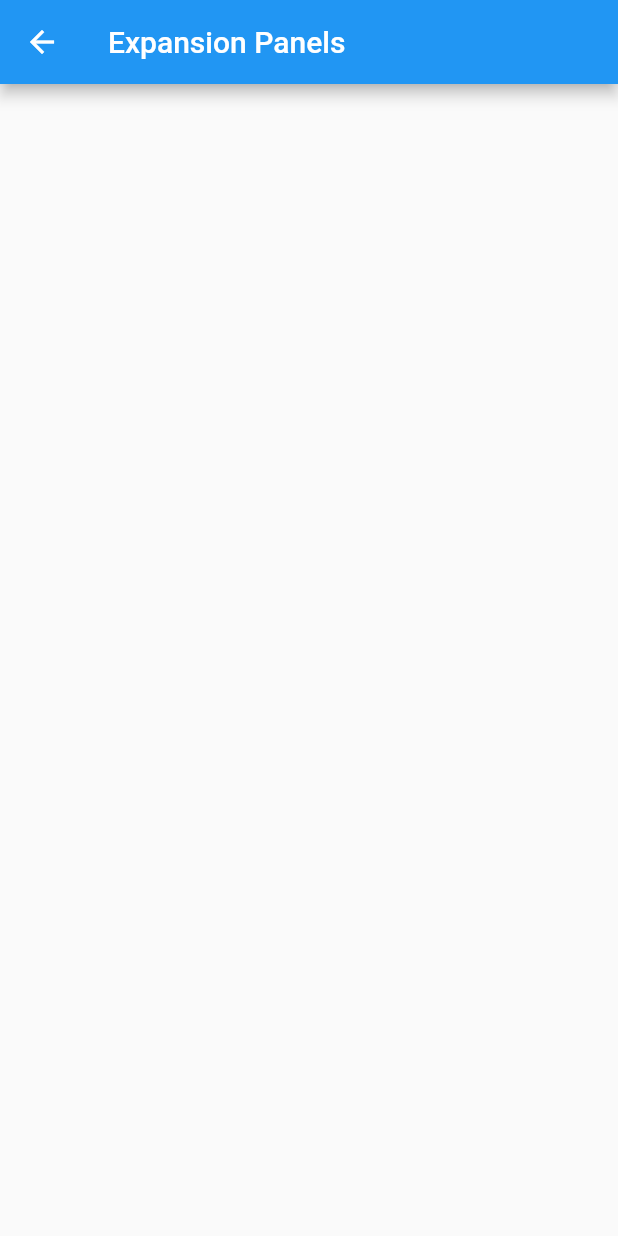
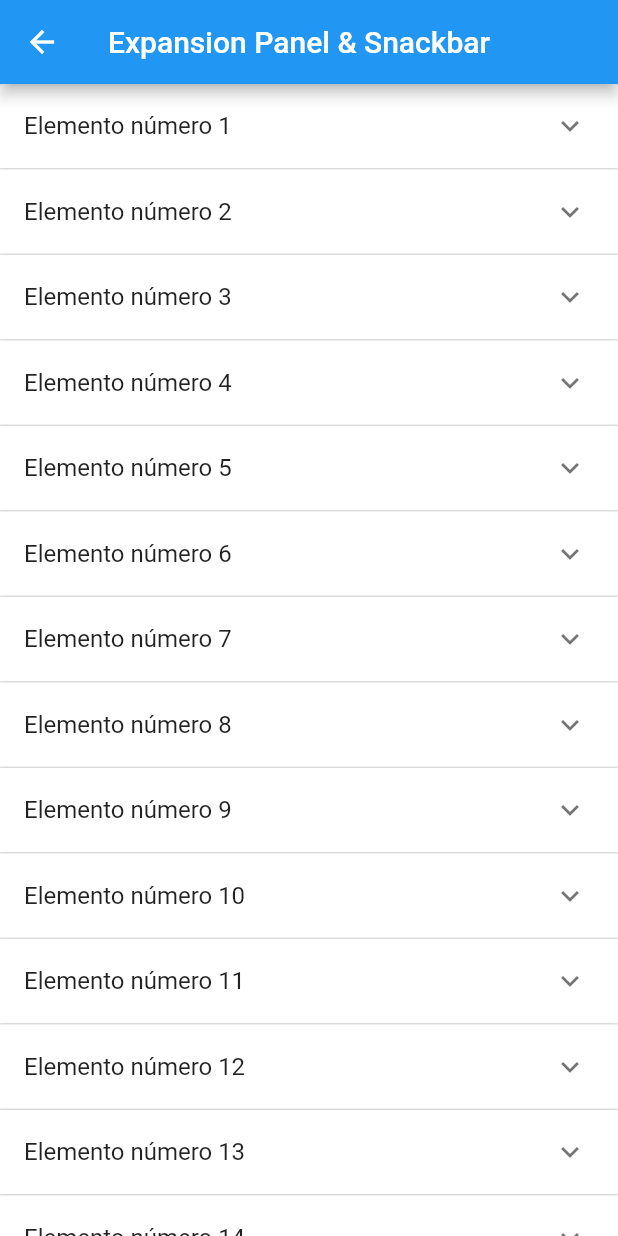
Before and after one commit to lizarragadev/AFD-200-Cognos, a Flutter app: the ExpansionPanelScreen screen opened by its route, on a phone screen of 412 x 824 dp. Run offline on Flutter 3.47's test engine with Material 2 defaults, Android fonts, the phone set to English and light mode, and no system bars; our stand-ins replace webview_flutter; missing offline and left inert: grouped_buttons_ns.

Commit message:
Add final code lesson 8

```diff
--- a/lesson08/lib/src/screens/expansion_panel_screen.dart
+++ b/lesson08/lib/src/screens/expansion_panel_screen.dart
@@ -7,14 +7,98 @@ class ExpansionPanelScreen extends StatefulWidget {
   _ExpansionPanelScreenState createState() => _ExpansionPanelScreenState();
 }
 
+class Item {
+  String title;
+  String description;
+  bool isExpanded;
+  Item(
+      {required this.title,
+      required this.description,
+      this.isExpanded = false});
+}
+
 class _ExpansionPanelScreenState extends State<ExpansionPanelScreen> {
+  final List<Item> data = List<Item>.generate(15, (index) {
+    return Item(
+        title: "Elemento número ${index + 1}",
+        description:
+            "Esta es una descripcion que ira en la parte expandida de nuestro Item en una lista");
+  });
+
   @override
   Widget build(BuildContext context) {
     return Scaffold(
       appBar: AppBar(
-        title: const Text('Expansion Panels'),
+        title: const Text("Expansion Panel & Snackbar"),
       ),
-      body: Container(),
+      body: creaListaExpandible(),
     );
   }
+
+  Widget creaListaExpandible() {
+    return ListView(
+      children: [
+        ExpansionPanelList(
+            children: data.map((item) {
+              return ExpansionPanel(
+                isExpanded: item.isExpanded,
+                headerBuilder: (context, isExpanded) {
+                  return ListTile(
+                    title: Text(item.title),
+                    onTap: () {
+                      ScaffoldMessenger.of(context)
+                          .showSnackBar(mySnackbar("Registro exitoso"));
+                    },
+                  );
+                },
+                body: Padding(
+                  padding: const EdgeInsets.only(bottom: 10),
+                  child: ListTile(
+                    title: Text(item.description),
+                    subtitle: const Text("Esta es la descripcion subtitulo"),
+                    trailing: IconButton(
+                      icon: const Icon(Icons.delete),
+                      onPressed: () {
+                        setState(() {
+                          data.remove(item);
+                        });
+                      },
+                    ),
+                  ),
+                ),
+              );
+            }).toList(),
+            expansionCallback: (index, bool isExpanded) {
+              setState(() {
+                data[index].isExpanded = !data[index].isExpanded;
+              });
+            })
+      ],
+    );
+  }
+
+  // ScaffoldMessenger.of(context).showSnackBar(mySnackbar("Red celular inestable"));
+  var mySnackbar = (mensaje) {
+    return SnackBar(
+      content: Row(
+        children: [
+          const Icon(
+            Icons.warning,
+            color: Colors.white,
+          ),
+          const SizedBox(
+            width: 20,
+          ),
+          Text(mensaje)
+        ],
+      ),
+      backgroundColor: Colors.green,
+      action: SnackBarAction(
+        label: "Deshacer",
+        onPressed: () {},
+        textColor: Colors.black,
+      ),
+      duration: const Duration(seconds: 3),
+    );
+  };
 }
```
